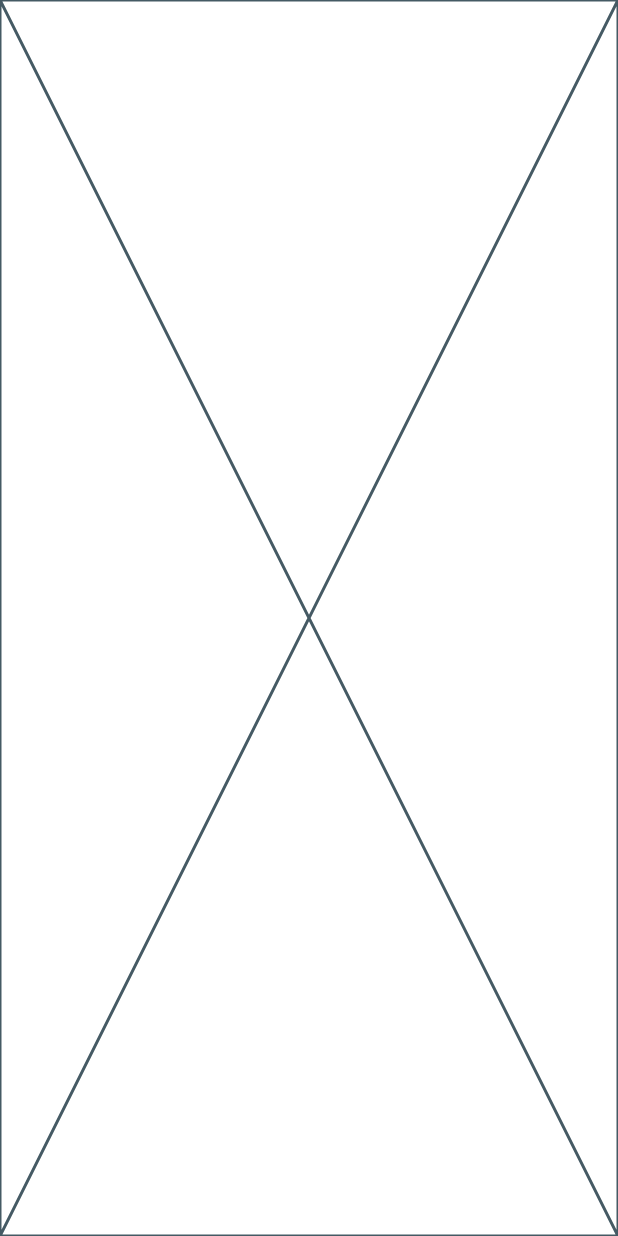
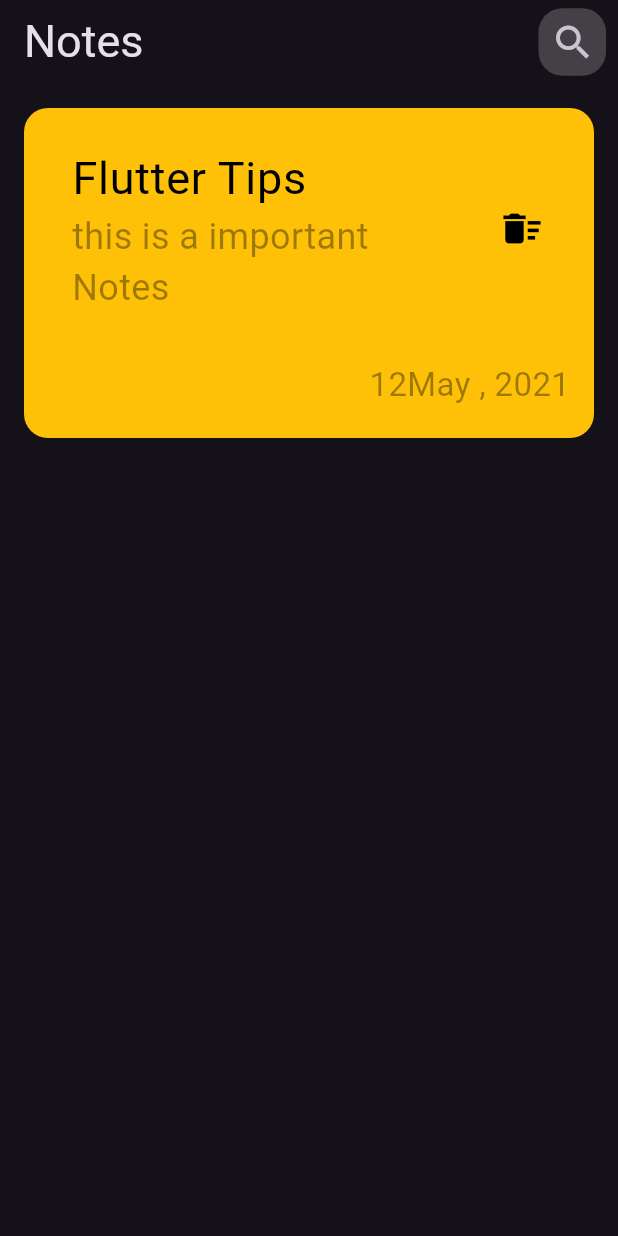
Before and after one commit to Abdalah-eslam/NotesApp, a Flutter app: the screen it shows after launch, on a phone screen of 412 x 824 dp. Run offline on Flutter 3.47's test engine with Material 3 defaults, Android fonts, the phone set to English and light mode, and no system bars.

Commit message:
create noteitemwidget and Appbar

```diff
--- a/lib/main.dart
+++ b/lib/main.dart
@@ -1,4 +1,5 @@
 import 'package:flutter/material.dart';
+import 'package:note_app/views/Notes_view.dart';
 
 void main() {
   runApp(const NoteApp());
@@ -9,6 +10,12 @@ class NoteApp extends StatelessWidget {
 
   @override
   Widget build(BuildContext context) {
-    return const Placeholder();
+    return MaterialApp(
+      debugShowCheckedModeBanner: false,
+      theme: ThemeData(
+        brightness: Brightness.dark,
+      ),
+      home: const NotesView(),
+    );
   }
 }
--- /dev/null
+++ b/lib/views/Notes_view.dart
@@ -0,0 +1,40 @@
+import 'package:flutter/material.dart';
+import 'package:note_app/widgets/customNoteitem.dart';
+
+class NotesView extends StatelessWidget {
+  const NotesView({super.key});
+
+  @override
+  Widget build(BuildContext context) {
+    return Scaffold(
+      appBar: AppBar(
+        title: const Text(
+          'Notes',
+          style: TextStyle(fontSize: 30),
+        ),
+        actions: [
+          Padding(
+            padding: const EdgeInsets.only(right: 8),
+            child: Container(
+              height: 45,
+              width: 45,
+              decoration: BoxDecoration(
+                  color: Colors.white.withOpacity(0.2),
+                  borderRadius: BorderRadius.circular(16)),
+              child: Center(
+                child: IconButton(
+                  onPressed: () {},
+                  icon: Icon(
+                    Icons.search,
+                    size: 30,
+                  ),
+                ),
+              ),
+            ),
+          )
+        ],
+      ),
+      body: const CustomNoteitem(),
+    );
+  }
+}
--- /dev/null
+++ b/lib/widgets/customNoteitem.dart
@@ -0,0 +1,47 @@
+import 'package:flutter/material.dart';
+
+class CustomNoteitem extends StatelessWidget {
+  const CustomNoteitem({super.key});
+
+  @override
+  Widget build(BuildContext context) {
+    return Padding(
+      padding: const EdgeInsets.all(16.0),
+      child: Container(
+        height: 220,
+        padding: const EdgeInsets.only(left: 16, top: 16, bottom: 16),
+        decoration: BoxDecoration(
+            color: Colors.amber, borderRadius: BorderRadius.circular(16)),
+        child: Column(
+          crossAxisAlignment: CrossAxisAlignment.end,
+          children: [
+            ListTile(
+              title: const Text(
+                'Flutter Tips',
+                style: TextStyle(fontSize: 30, color: Colors.black),
+              ),
+              subtitle: const Text(
+                'this is a important Notes ',
+                style: TextStyle(fontSize: 24, color: Colors.black38),
+              ),
+              trailing: IconButton(
+                  onPressed: () {},
+                  icon: const Icon(
+                    Icons.delete_sweep,
+                    size: 30,
+                    color: Colors.black,
+                  )),
+            ),
+            Padding(
+              padding: const EdgeInsets.only(top: 24, right: 16),
+              child: Text(
+                '12May , 2021',
+                style: TextStyle(fontSize: 22, color: Colors.black38),
+              ),
+            )
+          ],
+        ),
+      ),
+    );
+  }
+}
```
